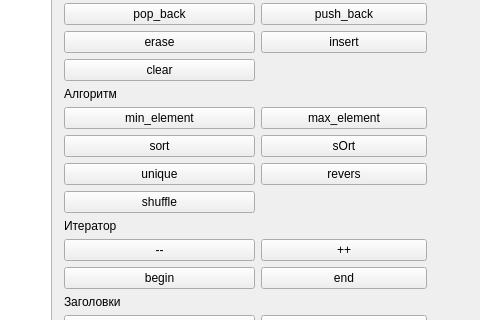
Above: sprint4/Tems20_25lesson8_10/vector-emulator-05/submission/mainwindow.ui from gitVictors/green before the change; both pictures show x 249 to 729 and y 98 to 418 of the 729 by 705 pixel window. Below: the same form after it.
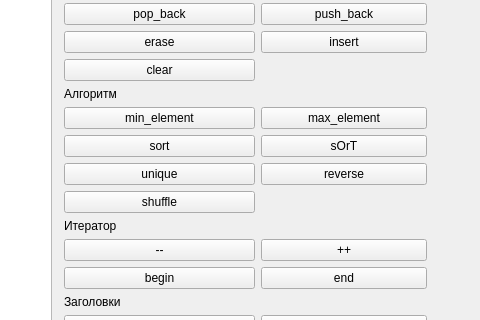
That is the form after the change.

Commit message: вектор визуализация

```diff
--- a/sprint4/Tems20_25lesson8_10/vector-emulator-05/submission/mainwindow.ui
+++ b/sprint4/Tems20_25lesson8_10/vector-emulator-05/submission/mainwindow.ui
@@ -143,7 +143,7 @@
        <item row="8" column="1" colspan="2">
         <widget class="QPushButton" name="btn_sOrt">
          <property name="text">
-          <string>sOrt</string>
+          <string>sOrT</string>
          </property>
         </widget>
        </item>
@@ -157,7 +157,7 @@
        <item row="9" column="1" colspan="2">
         <widget class="QPushButton" name="btn_revers">
          <property name="text">
-          <string>revers</string>
+          <string>reverse</string>
          </property>
         </widget>
        </item>
```
The commit also changes 1 other file.
